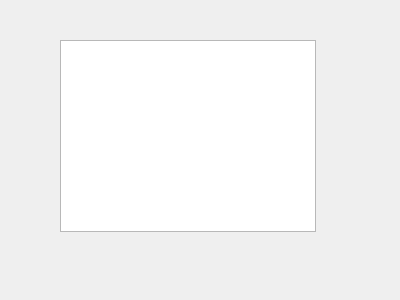
Before: the Qt Designer form playlistview.ui in nemorami/nplayer, drawn with Qt 5.
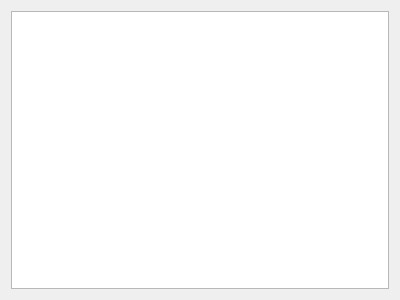
After: the same form once the commit is applied.

Commit message: - playlistview를 dockwidget으로 변경   - 파일오픈시 다중 선택   - 현재 플레이되고 있는 파일이 플레이리스트뷰에서 하이라이트되도록

Patch:
```diff
--- a/playlistview.ui
+++ b/playlistview.ui
@@ -13,16 +13,15 @@
   <property name="windowTitle">
    <string>Form</string>
   </property>
-  <widget class="QListView" name="listView">
-   <property name="geometry">
-    <rect>
-     <x>60</x>
-     <y>40</y>
-     <width>256</width>
-     <height>192</height>
-    </rect>
-   </property>
-  </widget>
+  <layout class="QVBoxLayout" name="verticalLayout_2">
+   <item>
+    <layout class="QVBoxLayout" name="verticalLayout">
+     <item>
+      <widget class="QListView" name="listView"/>
+     </item>
+    </layout>
+   </item>
+  </layout>
  </widget>
  <resources/>
  <connections/>
```
Left out of the diff: 4 changed lines with no effect on the pictures. The commit also changes 14 other files.
